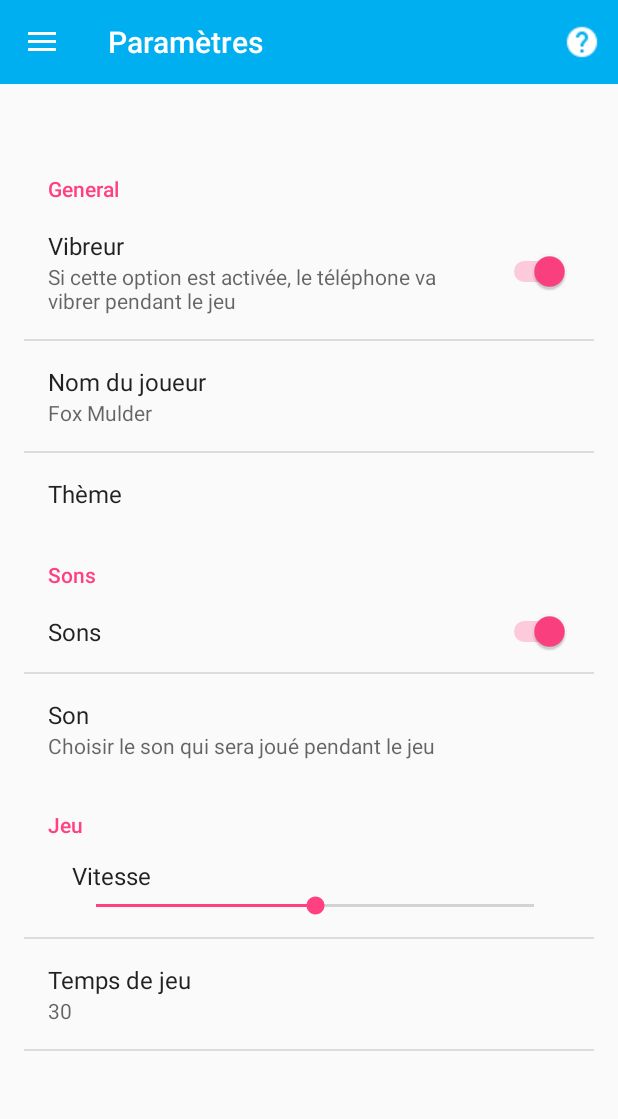
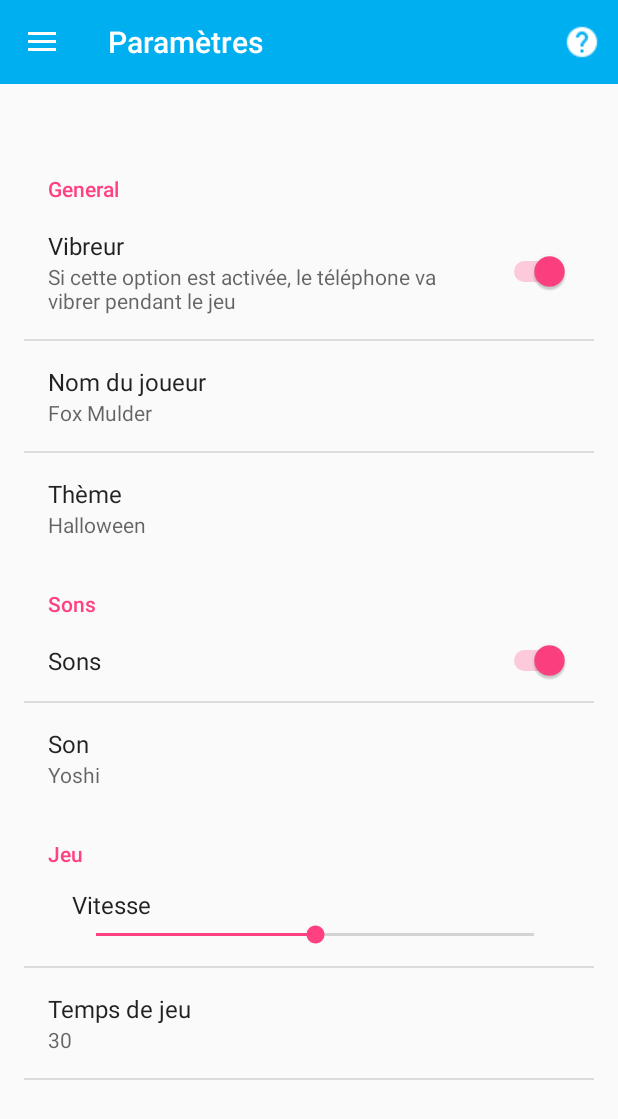
Before and after one commit to valentinLEON/AndroidProjet, an Android app: the screen it shows after launch (MainActivity), in the side drawer, after a tap on "Paramètres", on a phone screen of 412 x 824 dp. Shown: the top 1119 px of the screen. Run offline under Robolectric (Android 15) with nearby library versions, the phone set to English and light mode, and no system bars.

Commit message:
Changement préférence son

```diff
--- a/app/src/main/java/orlandini/jeu/Fragments/AdvancedSettingFragment.java
+++ b/app/src/main/java/orlandini/jeu/Fragments/AdvancedSettingFragment.java
@@ -24,6 +24,8 @@ public class AdvancedSettingFragment extends PreferenceFragment {
 
         bindPreferenceSummaryToValue(findPreference("id_joueur"));
         bindPreferenceSummaryToValue(findPreference("pref_temps_jeu"));
+        bindPreferenceSummaryToValue(findPreference("pref_theme"));
+        bindPreferenceSummaryToValue(findPreference("pref_son"));
 
         Preference.OnPreferenceChangeListener listener = new Preference.OnPreferenceChangeListener() {
             @Override
--- a/app/src/main/res/values/strings.xml
+++ b/app/src/main/res/values/strings.xml
@@ -60,6 +60,8 @@
     <string name="pref_theme_dialog_title">Choisir le thème</string>
     <string name="score">"Mon score "</string>
     <string name="title_menu_delete">delete</string>
+    <string name="pref_son">pref_son</string>
+    <string name="pref_son_dialog_title">Choisir un son</string>
 
     <string-array name="items_themes">
         <item>Halloween</item>
@@ -74,4 +76,11 @@
         <item>#EE7600</item>
         <item>#3f51b5</item>
     </string-array>
+
+    <string-array name="sons_listentries">
+        <item>Yoshi</item>
+    </string-array>
+    <string-array name="sons_listvalues">
+        <item>1</item>
+    </string-array>
 </resources>
--- a/app/src/main/res/xml/preferences.xml
+++ b/app/src/main/res/xml/preferences.xml
@@ -40,12 +40,13 @@
         <!-- Allows the user to choose a ringtone in the 'notification' category. -->
         <!-- NOTE: This preference will be enabled only when the checkbox above is checked. -->
         <!-- NOTE: RingtonePreference's summary should be set to its value by the activity code. -->
-        <RingtonePreference
-            android:defaultValue="content://settings/system/notification_sound"
+        <ListPreference
+            android:defaultValue="1"
             android:dependency="switch_sons"
-            android:key="notifications_new_message_ringtone"
-            android:summary="@string/pref_description_son"
-            android:ringtoneType="notification"
+            android:key="@string/pref_son"
+            android:dialogTitle="@string/pref_son_dialog_title"
+            android:entries="@array/sons_listentries"
+            android:entryValues="@array/sons_listvalues"
             android:title="@string/pref_title_ringtone" />
     </PreferenceCategory>
     <PreferenceCategory
```
